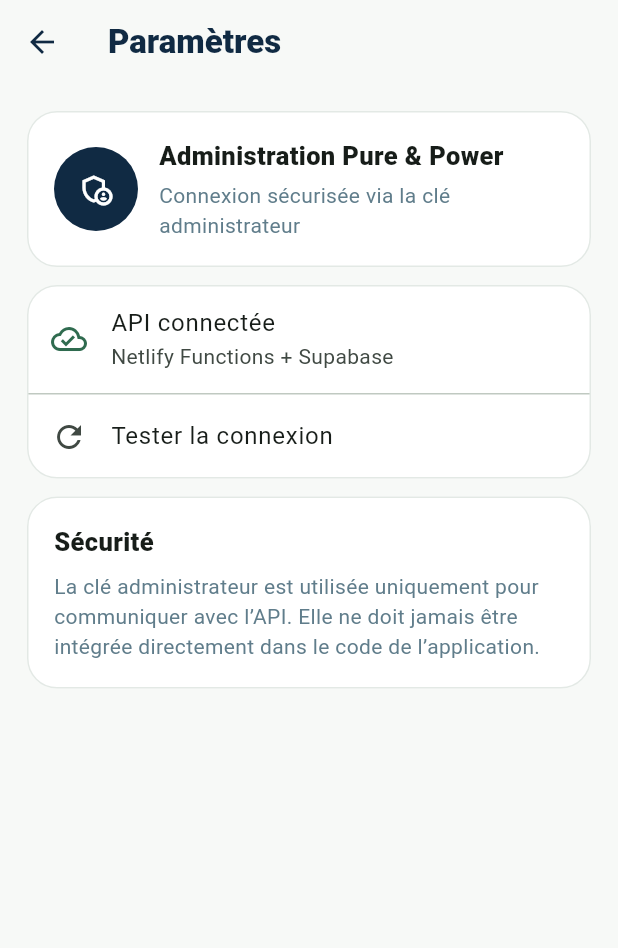
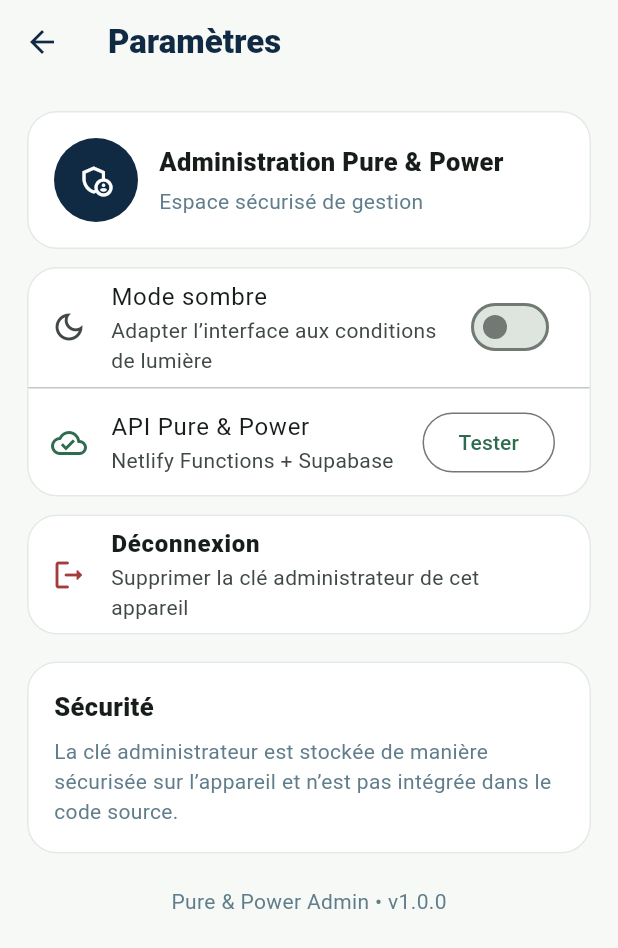
Before and after one commit to ahmedhdhili832-dotcom/Pure-Power, a Flutter app: the SettingsScreen screen opened directly with empty values, on a phone screen of 412 x 824 dp. Shown: the top 948 px of the screen. Run offline on Flutter 3.47's test engine with Material 3 defaults, Android fonts, the light colour scheme and no system bars; our stand-ins replace flutter_secure_storage; accounts and stored records are empty.

Commit message:
feat(admin-app): add functional dark mode and secure logout

```diff
--- a/admin_app/lib/screens/settings_screen.dart
+++ b/admin_app/lib/screens/settings_screen.dart
@@ -1,42 +1,62 @@
 import 'package:flutter/material.dart';
+import 'package:flutter_secure_storage/flutter_secure_storage.dart';
 import '../theme/app_theme.dart';
 import '../services/admin_api.dart';
+import '../main.dart';
+import 'login_screen.dart';
 
-class SettingsScreen extends StatelessWidget {
+class SettingsScreen extends StatefulWidget {
   final AdminApi api;
   const SettingsScreen({super.key, required this.api});
+  @override State<SettingsScreen> createState() => _SettingsScreenState();
+}
+
+class _SettingsScreenState extends State<SettingsScreen> {
+  final storage = const FlutterSecureStorage();
+  bool testing = false;
+
+  Future<void> testConnection() async {
+    setState(() => testing = true);
+    try {
+      await widget.api.getBookings();
+      if (mounted) ScaffoldMessenger.of(context).showSnackBar(const SnackBar(content: Text('Connexion API opérationnelle.')));
+    } catch (_) {
+      if (mounted) ScaffoldMessenger.of(context).showSnackBar(const SnackBar(content: Text('Connexion impossible. Vérifiez le serveur.')));
+    } finally { if (mounted) setState(() => testing = false); }
+  }
+
+  Future<void> logout() async {
+    await storage.delete(key: 'admin_key');
+    if (!mounted) return;
+    Navigator.of(context).pushAndRemoveUntil(MaterialPageRoute(builder: (_) => const LoginScreen()), (_) => false);
+  }
 
   @override
-  Widget build(BuildContext context) => Scaffold(
+  Widget build(BuildContext context) {
+    return Scaffold(
       appBar: AppBar(title: const Text('Paramètres', style: TextStyle(fontWeight: FontWeight.w800))),
       body: ListView(padding: const EdgeInsets.all(18), children: [
         Card(child: Padding(padding: const EdgeInsets.all(18), child: Row(children: [
           const CircleAvatar(radius: 28, backgroundColor: AppTheme.navy, child: Icon(Icons.admin_panel_settings_outlined, color: Colors.white)),
           const SizedBox(width: 14),
-            Expanded(child: Column(crossAxisAlignment: CrossAxisAlignment.start, children: const [
+          const Expanded(child: Column(crossAxisAlignment: CrossAxisAlignment.start, children: [
             Text('Administration Pure & Power', style: TextStyle(fontWeight: FontWeight.w900, fontSize: 17)),
-              SizedBox(height: 4), Text('Connexion sécurisée via la clé administrateur', style: TextStyle(color: Colors.blueGrey)),
+            SizedBox(height: 4), Text('Espace sécurisé de gestion', style: TextStyle(color: Colors.blueGrey)),
           ])),
         ]))),
         const SizedBox(height: 12),
         Card(child: Column(children: [
-            const ListTile(leading: Icon(Icons.cloud_done_outlined, color: AppTheme.green), title: Text('API connectée'), subtitle: Text('Netlify Functions + Supabase')),
+          ListTile(leading: const Icon(Icons.dark_mode_outlined), title: const Text('Mode sombre'), subtitle: const Text('Adapter l’interface aux conditions de lumière'), trailing: ValueListenableBuilder<ThemeMode>(valueListenable: appThemeMode, builder: (_, mode, __) => Switch(value: mode == ThemeMode.dark, onChanged: (v) => appThemeMode.value = v ? ThemeMode.dark : ThemeMode.light))),
           const Divider(height: 1),
-            ListTile(leading: const Icon(Icons.refresh), title: const Text('Tester la connexion'), onTap: () async {
-              try {
-                await api.getBookings();
-                if (context.mounted) ScaffoldMessenger.of(context).showSnackBar(const SnackBar(content: Text('Connexion API opérationnelle.')));
-              } catch (e) {
-                if (context.mounted) ScaffoldMessenger.of(context).showSnackBar(SnackBar(content: Text(e.toString())));
-              }
-            }),
+          ListTile(leading: const Icon(Icons.cloud_done_outlined, color: AppTheme.green), title: const Text('API Pure & Power'), subtitle: const Text('Netlify Functions + Supabase'), trailing: testing ? const SizedBox(width:22,height:22,child:CircularProgressIndicator(strokeWidth:2)) : OutlinedButton(onPressed: testConnection, child: const Text('Tester'))),
         ])),
         const SizedBox(height: 12),
-          const Card(child: Padding(padding: EdgeInsets.all(18), child: Column(crossAxisAlignment: CrossAxisAlignment.start, children: [
-            Text('Sécurité', style: TextStyle(fontWeight: FontWeight.w900, fontSize: 17)),
-            SizedBox(height: 8),
-            Text('La clé administrateur est utilisée uniquement pour communiquer avec l’API. Elle ne doit jamais être intégrée directement dans le code de l’application.', style: TextStyle(color: Colors.blueGrey, height: 1.45)),
-          ]))),
+        Card(child: ListTile(leading: const Icon(Icons.logout_rounded, color: Color(0xFFA33D3D)), title: const Text('Déconnexion', style: TextStyle(fontWeight: FontWeight.w800)), subtitle: const Text('Supprimer la clé administrateur de cet appareil'), onTap: logout)),
+        const SizedBox(height: 18),
+        const Card(child: Padding(padding: EdgeInsets.all(18), child: Column(crossAxisAlignment: CrossAxisAlignment.start, children: [Text('Sécurité', style: TextStyle(fontWeight: FontWeight.w900, fontSize: 17)), SizedBox(height: 8), Text('La clé administrateur est stockée de manière sécurisée sur l’appareil et n’est pas intégrée dans le code source.', style: TextStyle(color: Colors.blueGrey, height: 1.45))]))),
+        const SizedBox(height: 22),
+        const Center(child: Text('Pure & Power Admin • v1.0.0', style: TextStyle(color: Colors.blueGrey))),
       ]),
     );
   }
+}
```
Lines whose indentation alone changed are shown as unchanged.
